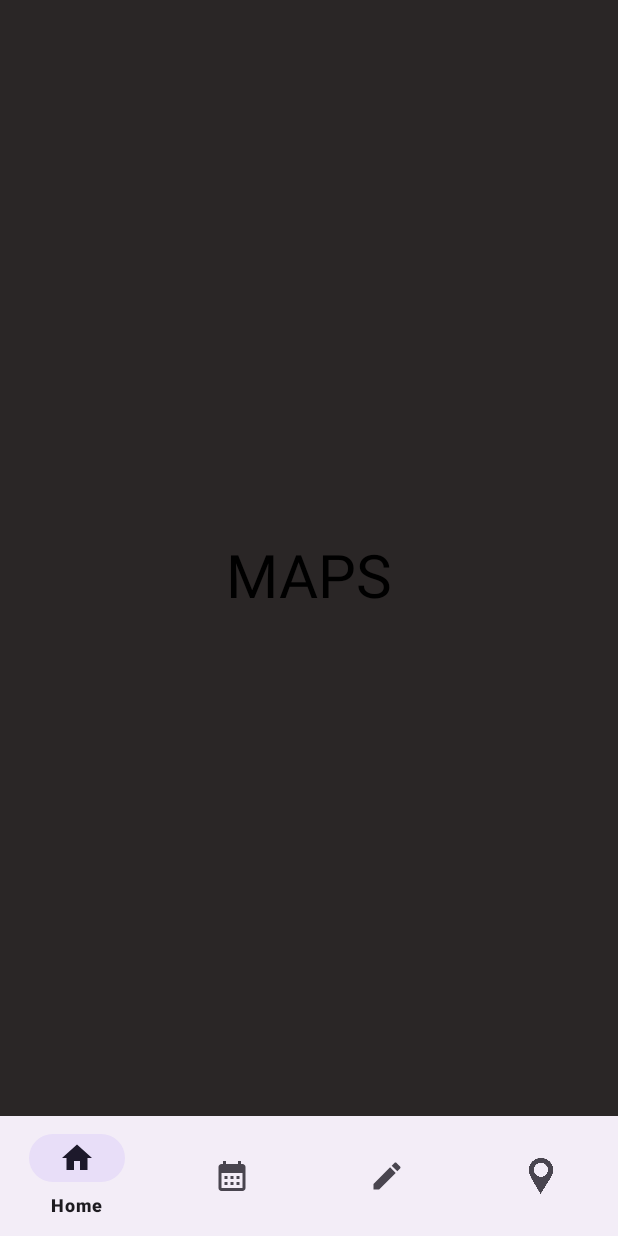
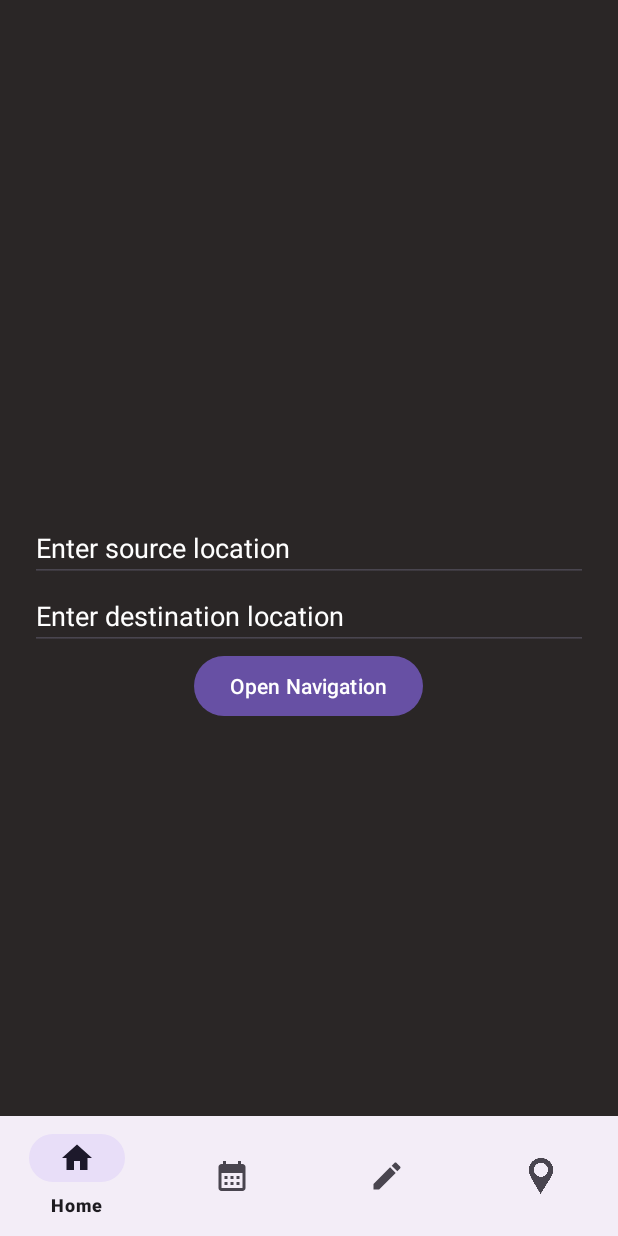
Before and after one commit to Luisw121/TRAININGNOTES, an Android app: the mapsFragment screen opened through its navigation route, on a phone screen of 412 x 824 dp. Run offline under Robolectric (Android 15) with nearby library versions, the phone set to English and light mode, and no system bars; our stand-ins replace Firebase (no records; nobody signed in at launch, a user with empty details on screens opened directly), navigation-ui.

Commit message:
navegacióncompletada

```diff
--- a/app/build.gradle.kts
+++ b/app/build.gradle.kts
@@ -62,4 +62,6 @@ dependencies {
     implementation ("com.firebaseui:firebase-ui-database:8.0.2")
     implementation ("com.firebaseui:firebase-ui-auth:8.0.2")
     implementation ("com.firebaseui:firebase-ui-storage:8.0.2")
+
+    implementation("com.google.android.gms:play-services-location:21.2.0")
 }
--- a/app/src/main/res/layout/fragment_maps.xml
+++ b/app/src/main/res/layout/fragment_maps.xml
@@ -1,21 +1,32 @@
 <?xml version="1.0" encoding="utf-8"?>
-<androidx.constraintlayout.widget.ConstraintLayout xmlns:android="http://schemas.android.com/apk/res/android"
+<LinearLayout xmlns:android="http://schemas.android.com/apk/res/android"
     xmlns:tools="http://schemas.android.com/tools"
     android:layout_width="match_parent"
     android:layout_height="match_parent"
     android:background="@color/marronfloko"
+    android:orientation="vertical"
+    android:gravity="center"
+    android:padding="20dp"
     xmlns:app="http://schemas.android.com/apk/res-auto"
     tools:context="mapsFragment">
 
-    <TextView
+    <EditText
+        android:id="@+id/source"
+        android:textColorHint="@color/white"
+        android:hint="Enter source location"
+        android:layout_width="match_parent"
+        android:layout_height="wrap_content"/>
+    <EditText
+        android:id="@+id/destination"
+        android:textColorHint="@color/white"
+        android:hint="Enter destination location"
+        android:layout_width="match_parent"
+        android:layout_height="wrap_content"/>
+
+    <Button
+        android:id="@+id/btnSubmit"
+        android:text="Open Navigation"
         android:layout_width="wrap_content"
-        android:layout_height="wrap_content"
-        android:layout_marginTop="356dp"
-        android:text="MAPS"
-        android:textColor="@color/black"
-        android:textSize="40dp"
-        app:layout_constraintEnd_toEndOf="parent"
-        app:layout_constraintStart_toStartOf="parent"
-        app:layout_constraintTop_toTopOf="parent" />
+        android:layout_height="wrap_content"/>
 
-</androidx.constraintlayout.widget.ConstraintLayout>
+</LinearLayout>
```
Also changed, not shown: app/src/main/java/com/example/trainingnotes/MainActivity.java (+5 -5 lines).
